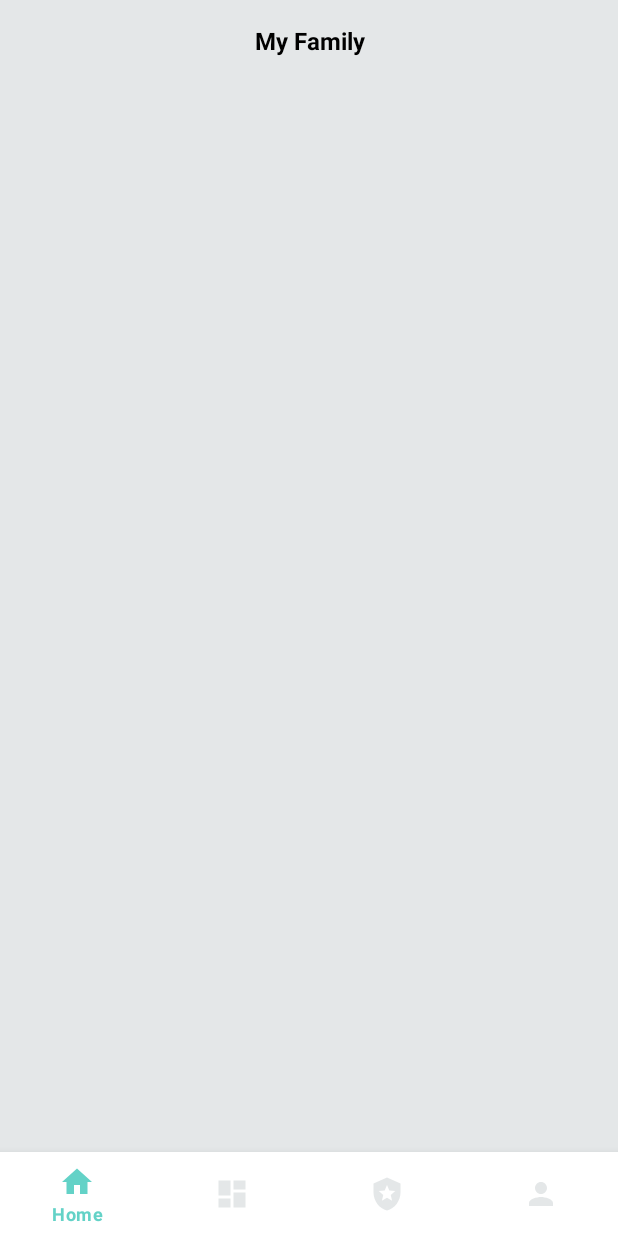
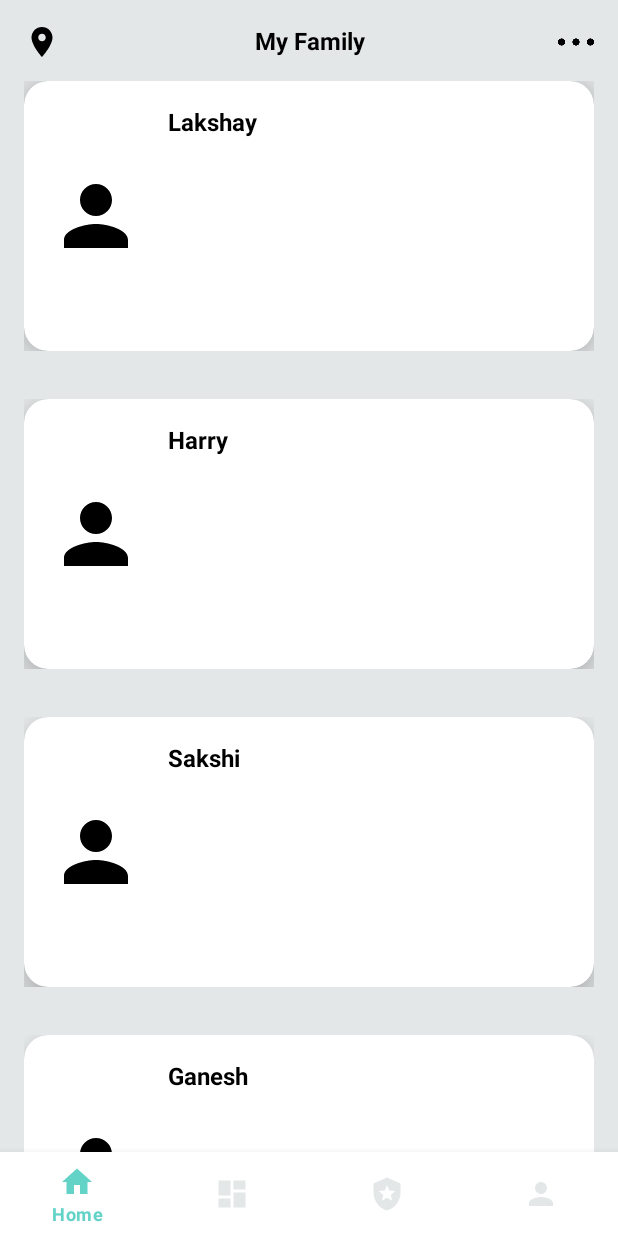
Before and after one commit to lakshaybomotra/FamilyHelp, an Android app: the screen it shows after launch (MainActivity), on a phone screen of 412 x 824 dp. Run offline under Robolectric (Android 15) with nearby library versions, the phone set to English and light mode, and no system bars.

Commit message:
home_cards

```diff
--- a/app/src/main/java/com/lbdev/familyhelp/HomeFragment.kt
+++ b/app/src/main/java/com/lbdev/familyhelp/HomeFragment.kt
@@ -5,6 +5,9 @@ import androidx.fragment.app.Fragment
 import android.view.LayoutInflater
 import android.view.View
 import android.view.ViewGroup
+import androidx.recyclerview.widget.LinearLayoutManager
+import androidx.recyclerview.widget.RecyclerView
+import androidx.recyclerview.widget.RecyclerView.LayoutManager
 
 class HomeFragment : Fragment() {
 
@@ -20,6 +23,24 @@ class HomeFragment : Fragment() {
         return inflater.inflate(R.layout.fragment_home, container, false)
     }
 
+    override fun onViewCreated(view: View, savedInstanceState: Bundle?) {
+        super.onViewCreated(view, savedInstanceState)
+
+        val listMembers = listOf<MemberModel>(
+            MemberModel("Lakshay"),
+            MemberModel("Harry"),
+            MemberModel("Sakshi"),
+            MemberModel("Ganesh"),
+            MemberModel("Rajni")
+        )
+
+        val adapter = MemberAdapter(listMembers)
+
+        val recycler = requireView().findViewById<RecyclerView>(R.id.rv_members)
+        recycler.layoutManager = LinearLayoutManager(requireContext())
+        recycler.adapter = adapter
+    }
+
     companion object {
 
         @JvmStatic
--- a/app/src/main/java/com/lbdev/familyhelp/MainActivity.kt
+++ b/app/src/main/java/com/lbdev/familyhelp/MainActivity.kt
@@ -11,25 +11,27 @@ class MainActivity : AppCompatActivity() {
         super.onCreate(savedInstanceState)
         setContentView(R.layout.activity_main)
 
-        inflateFragment(HomeFragment.newInstance())
-
         val bottomBar = findViewById<BottomNavigationView>(R.id.bottom_bar)
         bottomBar.setOnItemSelectedListener {
-            if (it.itemId==R.id.nav_guard){
+            when (it.itemId) {
+                R.id.nav_guard -> {
                     inflateFragment(GuardFragment.newInstance())
                 }
-            else if (it.itemId==R.id.nav_home){
+                R.id.nav_home -> {
                     inflateFragment(HomeFragment.newInstance())
                 }
-            else if (it.itemId==R.id.nav_dashboard){
+                R.id.nav_dashboard -> {
                     inflateFragment(DashboardFragment.newInstance())
                 }
-            else if (it.itemId==R.id.nav_profile){
+                R.id.nav_profile -> {
                     inflateFragment(ProfileFragment.newInstance())
+                }
             }
 
             true
         }
+
+        bottomBar.selectedItemId = R.id.nav_home
     }
 
 //    private fun inflateHomeFragment() {
--- /dev/null
+++ b/app/src/main/java/com/lbdev/familyhelp/MemberAdapter.kt
@@ -0,0 +1,33 @@
+package com.lbdev.familyhelp
+
+import android.view.LayoutInflater
+import android.view.View
+import android.view.ViewGroup
+import android.widget.ImageView
+import android.widget.TextView
+import androidx.recyclerview.widget.RecyclerView
+
+class MemberAdapter(private val listMembers: List<MemberModel>) : RecyclerView.Adapter<MemberAdapter.ViewHolder>() {
+
+    override fun getItemCount(): Int {
+        return listMembers.size
+    }
+
+    override fun onCreateViewHolder(parent: ViewGroup, viewType: Int): ViewHolder {
+        val inflater = LayoutInflater.from(parent.context)
+        val item = inflater.inflate(R.layout.item_member,parent,false)
+        return ViewHolder(item)
+    }
+
+    override fun onBindViewHolder(holder: ViewHolder, position: Int) {
+        val item = listMembers[position]
+        holder.nameUser.text = item.name
+    }
+
+    class ViewHolder(private val item:View): RecyclerView.ViewHolder(item) {
+
+        val imageUser = item.findViewById<ImageView>(R.id.img_user)
+        val nameUser = item.findViewById<TextView>(R.id.text_user_card)
+
+    }
+}
--- /dev/null
+++ b/app/src/main/java/com/lbdev/familyhelp/MemberModel.kt
@@ -0,0 +1,5 @@
+package com.lbdev.familyhelp
+
+data class MemberModel(
+    val name:String
+)
--- /dev/null
+++ b/app/src/main/res/drawable/ic_location.xml
@@ -0,0 +1,5 @@
+<vector android:height="24dp" android:tint="#000000"
+    android:viewportHeight="24" android:viewportWidth="24"
+    android:width="24dp" xmlns:android="http://schemas.android.com/apk/res/android">
+    <path android:fillColor="@android:color/white" android:pathData="M12,2C8.13,2 5,5.13 5,9c0,5.25 7,13 7,13s7,-7.75 7,-13c0,-3.87 -3.13,-7 -7,-7zM12,11.5c-1.38,0 -2.5,-1.12 -2.5,-2.5s1.12,-2.5 2.5,-2.5 2.5,1.12 2.5,2.5 -1.12,2.5 -2.5,2.5z"/>
+</vector>
--- a/app/src/main/res/layout/fragment_dashboard.xml
+++ b/app/src/main/res/layout/fragment_dashboard.xml
@@ -3,12 +3,19 @@
     xmlns:tools="http://schemas.android.com/tools"
     android:layout_width="match_parent"
     android:layout_height="match_parent"
+    xmlns:app="http://schemas.android.com/apk/res-auto"
     tools:context=".DashboardFragment">
 
-    <!-- TODO: Update blank fragment layout -->
     <TextView
+        android:id="@+id/text_head"
         android:layout_width="match_parent"
-        android:layout_height="match_parent"
-        android:text="dashboard" />
+        android:layout_height="wrap_content"
+        android:layout_margin="@dimen/dimen_16"
+        android:gravity="center"
+        android:text="@string/dashboard"
+        android:textColor="@color/black"
+        android:textSize="@dimen/dimen_16_sp"
+        android:textStyle="bold"
+        app:layout_constraintTop_toTopOf="parent" />
 
 </FrameLayout>
--- a/app/src/main/res/layout/fragment_home.xml
+++ b/app/src/main/res/layout/fragment_home.xml
@@ -18,4 +18,30 @@
         android:textStyle="bold"
         app:layout_constraintTop_toTopOf="parent" />
 
+    <ImageView
+        android:id="@+id/icon_location"
+        android:layout_width="24dp"
+        android:layout_height="24dp"
+        android:src="@drawable/ic_location"
+        android:layout_margin="@dimen/dimen_16"
+        app:layout_constraintStart_toStartOf="parent"
+        app:layout_constraintTop_toTopOf="parent" />
+
+    <ImageView
+        android:id="@+id/icon_three_dots"
+        android:layout_width="24dp"
+        android:layout_height="24dp"
+        android:src="@drawable/ic_three_dots"
+        android:layout_margin="@dimen/dimen_16"
+        app:layout_constraintEnd_toEndOf="parent"
+        app:layout_constraintTop_toTopOf="parent" />
+
+    <androidx.recyclerview.widget.RecyclerView
+        android:id="@+id/rv_members"
+        android:layout_width="match_parent"
+        android:layout_height="0dp"
+        app:layout_constraintTop_toBottomOf="@id/text_head"
+        app:layout_constraintBottom_toBottomOf="parent"
+        tools:listitem="@layout/item_member" />
+
 </androidx.constraintlayout.widget.ConstraintLayout>
--- a/app/src/main/res/layout/fragment_profile.xml
+++ b/app/src/main/res/layout/fragment_profile.xml
@@ -3,12 +3,19 @@
     xmlns:tools="http://schemas.android.com/tools"
     android:layout_width="match_parent"
     android:layout_height="match_parent"
+    xmlns:app="http://schemas.android.com/apk/res-auto"
     tools:context=".ProfileFragment">
 
-    <!-- TODO: Update blank fragment layout -->
     <TextView
+        android:id="@+id/text_head"
         android:layout_width="match_parent"
-        android:layout_height="match_parent"
-        android:text="profile" />
+        android:layout_height="wrap_content"
+        android:layout_margin="@dimen/dimen_16"
+        android:gravity="center"
+        android:text="@string/user"
+        android:textColor="@color/black"
+        android:textSize="@dimen/dimen_16_sp"
+        android:textStyle="bold"
+        app:layout_constraintTop_toTopOf="parent" />
 
 </FrameLayout>
--- /dev/null
+++ b/app/src/main/res/layout/item_member.xml
@@ -0,0 +1,42 @@
+<?xml version="1.0" encoding="utf-8"?>
+<androidx.constraintlayout.widget.ConstraintLayout xmlns:android="http://schemas.android.com/apk/res/android"
+    xmlns:app="http://schemas.android.com/apk/res-auto"
+    android:layout_width="match_parent"
+    android:layout_margin="@dimen/dimen_16"
+    android:layout_height="wrap_content">
+
+
+    <com.google.android.material.card.MaterialCardView
+        android:id="@+id/card"
+        android:layout_width="match_parent"
+        android:layout_height="180dp"
+        app:cardCornerRadius="@dimen/dimen_16"
+        app:cardElevation="@dimen/dimen_16"
+        app:layout_constraintTop_toTopOf="parent" />
+
+    <ImageView
+        android:id="@+id/img_user"
+        android:layout_width="64dp"
+        android:layout_height="64dp"
+        android:layout_margin="@dimen/dimen_16"
+        android:elevation="@dimen/dimen_16"
+        android:src="@drawable/ic_profile"
+        app:layout_constraintBottom_toBottomOf="@id/card"
+        app:layout_constraintStart_toStartOf="@id/card"
+        app:layout_constraintTop_toTopOf="@id/card" />
+
+    <TextView
+        android:id="@+id/text_user_card"
+        android:layout_width="wrap_content"
+        android:layout_height="wrap_content"
+        android:layout_margin="@dimen/dimen_16"
+        android:gravity="center"
+        android:text="Lakshay"
+        android:textColor="@color/black"
+        android:textSize="@dimen/dimen_16_sp"
+        android:textStyle="bold"
+        android:elevation="@dimen/dimen_16"
+        app:layout_constraintStart_toEndOf="@id/img_user"
+        app:layout_constraintTop_toTopOf="@id/card"/>
+
+</androidx.constraintlayout.widget.ConstraintLayout>
--- a/app/src/main/res/values-night/strings.xml
+++ b/app/src/main/res/values-night/strings.xml
@@ -10,4 +10,6 @@
     <string name="me_guard">Guard</string>
     <string name="me_profile">Profile</string>
     <string name="myfamily">My Family</string>
+    <string name="dashboard">Dashboard</string>
+    <string name="user">User</string>
 </resources>
--- a/app/src/main/res/values/strings.xml
+++ b/app/src/main/res/values/strings.xml
@@ -12,4 +12,6 @@
     <string name="myfamily">My Family</string>
     <!-- TODO: Remove or change this placeholder text -->
     <string name="hello_blank_fragment">Hello blank fragment</string>
+    <string name="dashboard">Dashboard</string>
+    <string name="user">User</string>
 </resources>
```
Also changed, not shown: app/src/main/res/drawable/ic_three_dots.png (added). Lines whose indentation alone changed are shown as unchanged.
